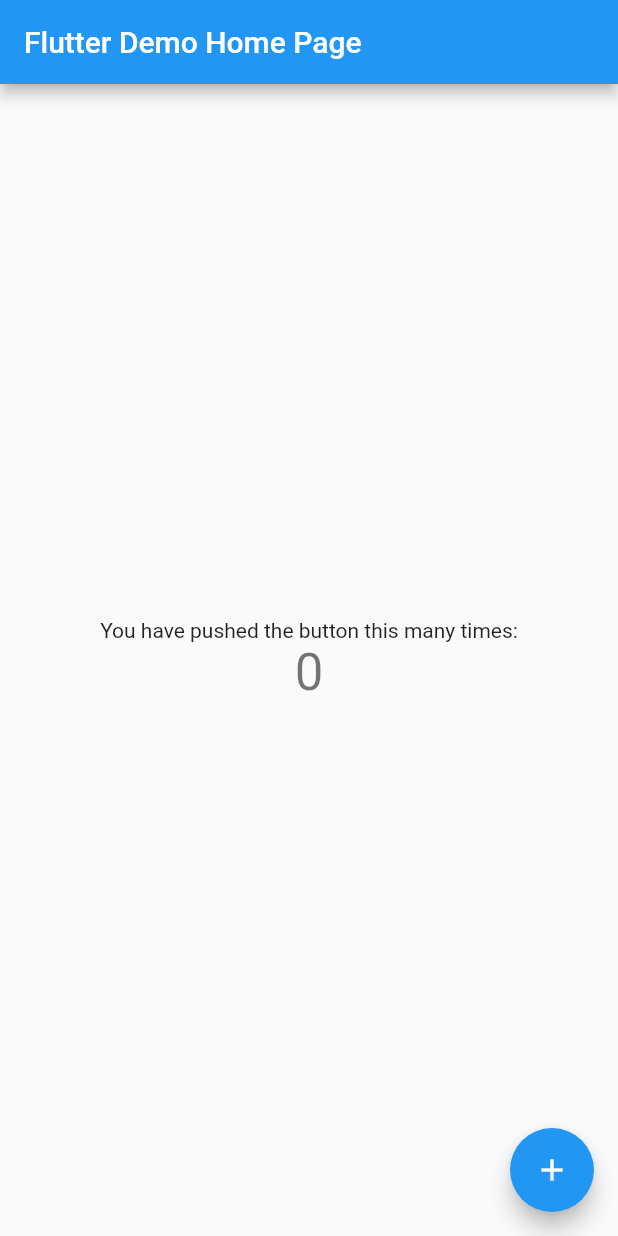
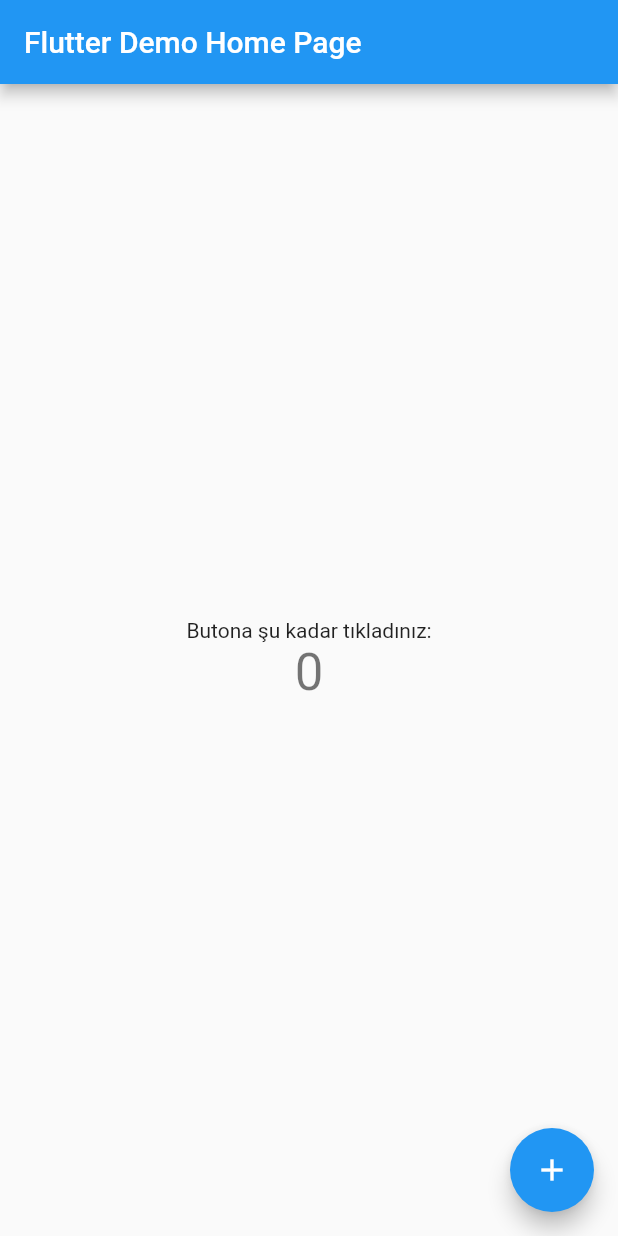
Before and after one commit to truncgil/flutter_application_1, a Flutter app: the screen it shows after launch, on a phone screen of 412 x 824 dp. Run offline on Flutter 3.47's test engine with Material 2 defaults, Android fonts, the phone set to English and light mode, and no system bars.

Commit message:
ortadaki yazının ismini türkçeleştirdim.

```diff
--- a/lib/main.dart
+++ b/lib/main.dart
@@ -96,7 +96,7 @@ class _MyHomePageState extends State<MyHomePage> {
           mainAxisAlignment: MainAxisAlignment.center,
           children: <Widget>[
             const Text(
-              'You have pushed the button this many times:',
+              'Butona şu kadar tıkladınız:',
             ),
             Text(
               '$_counter',
```
